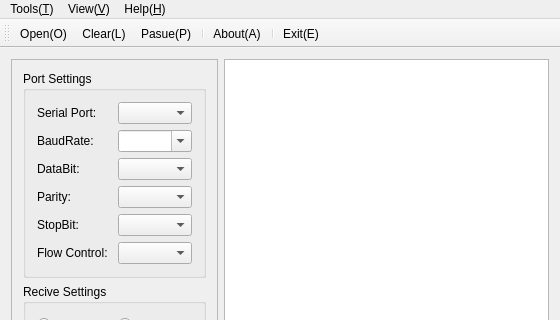
First picture: the form in MainWindow.ui, repository KangLin/SerialPortAssistant, before the edit; both pictures show x 0 to 560 and y 0 to 320 of the 560 by 625 pixel window.
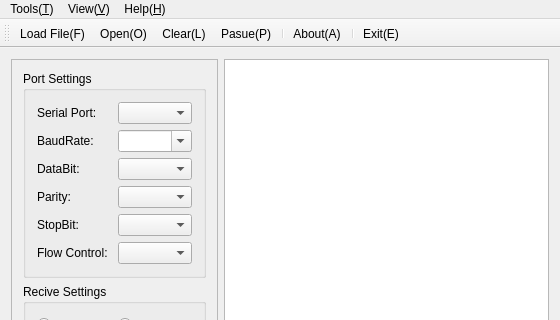
Second picture: the form after the edit. Icons and pictures are not drawn.

```diff
--- a/MainWindow.ui
+++ b/MainWindow.ui
@@ -578,6 +578,7 @@
    <attribute name="toolBarBreak">
     <bool>false</bool>
    </attribute>
+   <addaction name="actionLoad_File_F"/>
    <addaction name="actionOpen"/>
    <addaction name="actionClear"/>
    <addaction name="actionPasue_P"/>
```
Left out of the diff: 11 changed lines with no effect on the pictures.
